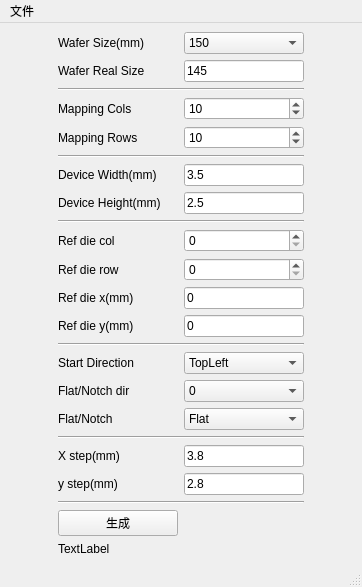
Above: mainwindow.ui from susigo/MappingEditor before the change. Below: the same form after it.
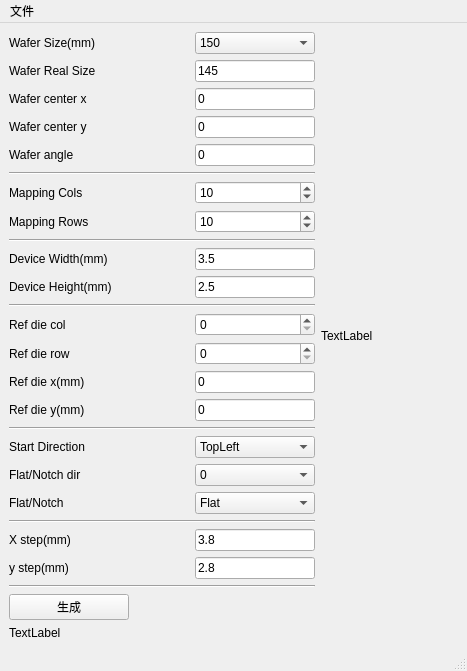
That is the form after the change.

The edit to the form file:
```diff
--- a/mainwindow.ui
+++ b/mainwindow.ui
@@ -6,8 +6,8 @@
    <rect>
     <x>0</x>
     <y>0</y>
-    <width>362</width>
-    <height>523</height>
+    <width>467</width>
+    <height>635</height>
    </rect>
   </property>
   <property name="windowTitle">
@@ -20,7 +20,7 @@
       <item>
        <layout class="QVBoxLayout" name="verticalLayout_2">
         <property name="sizeConstraint">
-         <enum>QLayout::SetMinimumSize</enum>
+         <enum>QLayout::SetDefaultConstraint</enum>
         </property>
         <item>
          <layout class="QHBoxLayout" name="horizontalLayout_4">
@@ -31,13 +31,13 @@
            <widget class="QLabel" name="label_3">
             <property name="minimumSize">
              <size>
-              <width>120</width>
+              <width>150</width>
               <height>0</height>
              </size>
             </property>
             <property name="maximumSize">
              <size>
-              <width>120</width>
+              <width>180</width>
               <height>16777215</height>
              </size>
             </property>
@@ -107,13 +107,13 @@
            <widget class="QLabel" name="label_14">
             <property name="minimumSize">
              <size>
-              <width>120</width>
+              <width>150</width>
               <height>0</height>
              </size>
             </property>
             <property name="maximumSize">
              <size>
-              <width>120</width>
+              <width>180</width>
               <height>16777215</height>
              </size>
             </property>
@@ -137,6 +137,114 @@
           </item>
          </layout>
         </item>
+        <item>
+         <layout class="QHBoxLayout" name="horizontalLayout_19">
+          <item>
+           <widget class="QLabel" name="label_18">
+            <property name="minimumSize">
+             <size>
+              <width>150</width>
+              <height>0</height>
+             </size>
+            </property>
+            <property name="maximumSize">
+             <size>
+              <width>180</width>
+              <height>16777215</height>
+             </size>
+            </property>
+            <property name="text">
+             <string>Wafer center x</string>
+            </property>
+           </widget>
+          </item>
+          <item>
+           <widget class="QLineEdit" name="lineEdit_centerX">
+            <property name="maximumSize">
+             <size>
+              <width>120</width>
+              <height>16777215</height>
+             </size>
+            </property>
+            <property name="text">
+             <string>0</string>
+            </property>
+           </widget>
+          </item>
+         </layout>
+        </item>
+        <item>
+         <layout class="QHBoxLayout" name="horizontalLayout_18">
+          <item>
+           <widget class="QLabel" name="label_17">
+            <property name="minimumSize">
+             <size>
+              <width>150</width>
+              <height>0</height>
+             </size>
+            </property>
+            <property name="maximumSize">
+             <size>
+              <width>180</width>
+              <height>16777215</height>
+             </size>
+            </property>
+            <property name="text">
+             <string>Wafer center y</string>
+            </property>
+           </widget>
+          </item>
+          <item>
+           <widget class="QLineEdit" name="lineEdit_centerY">
+            <property name="maximumSize">
+             <size>
+              <width>120</width>
+              <height>16777215</height>
+             </size>
+            </property>
+            <property name="text">
+             <string>0</string>
+            </property>
+           </widget>
+          </item>
+         </layout>
+        </item>
+        <item>
+         <layout class="QHBoxLayout" name="horizontalLayout_17">
+          <item>
+           <widget class="QLabel" name="label_16">
+            <property name="minimumSize">
+             <size>
+              <width>150</width>
+              <height>0</height>
+             </size>
+            </property>
+            <property name="maximumSize">
+             <size>
+              <width>180</width>
+              <height>16777215</height>
+             </size>
+            </property>
+            <property name="text">
+             <string>Wafer angle</string>
+            </property>
+           </widget>
+          </item>
+          <item>
+           <widget class="QLineEdit" name="lineEdit_angle">
+            <property name="maximumSize">
+             <size>
+              <width>120</width>
+              <height>16777215</height>
+             </size>
+            </property>
+            <property name="text">
+             <string>0</string>
+            </property>
+           </widget>
+          </item>
+         </layout>
+        </item>
         <item>
          <widget class="Line" name="line">
           <property name="orientation">
@@ -150,13 +258,13 @@
            <widget class="QLabel" name="label">
             <property name="minimumSize">
              <size>
-              <width>120</width>
+              <width>150</width>
               <height>0</height>
              </size>
             </property>
             <property name="maximumSize">
              <size>
-              <width>80</width>
+              <width>180</width>
               <height>16777215</height>
              </size>
             </property>
@@ -180,7 +288,7 @@
              </size>
             </property>
             <property name="maximum">
-             <number>300</number>
+             <number>9999</number>
             </property>
             <property name="value">
              <number>10</number>
@@ -195,13 +303,13 @@
            <widget class="QLabel" name="label_2">
             <property name="minimumSize">
              <size>
-              <width>120</width>
+              <width>150</width>
               <height>0</height>
              </size>
             </property>
             <property name="maximumSize">
              <size>
-              <width>80</width>
+              <width>180</width>
               <height>16777215</height>
              </size>
             </property>
@@ -225,7 +333,7 @@
              </size>
             </property>
             <property name="maximum">
-             <number>300</number>
+             <number>9999</number>
             </property>
             <property name="value">
              <number>10</number>
@@ -247,13 +355,13 @@
            <widget class="QLabel" name="label_4">
             <property name="minimumSize">
              <size>
-              <width>120</width>
+              <width>150</width>
               <height>0</height>
              </size>
             </property>
             <property name="maximumSize">
              <size>
-              <width>120</width>
+              <width>180</width>
               <height>16777215</height>
              </size>
             </property>
@@ -289,13 +397,13 @@
            <widget class="QLabel" name="label_5">
             <property name="minimumSize">
              <size>
-              <width>120</width>
+              <width>150</width>
               <height>0</height>
              </size>
             </property>
             <property name="maximumSize">
              <size>
-              <width>120</width>
+              <width>180</width>
               <height>16777215</height>
              </size>
             </property>
@@ -334,17 +442,20 @@
         </item>
         <item>
          <layout class="QHBoxLayout" name="horizontalLayout_7">
+          <property name="sizeConstraint">
+           <enum>QLayout::SetFixedSize</enum>
+          </property>
           <item>
            <widget class="QLabel" name="label_6">
             <property name="minimumSize">
              <size>
-              <width>120</width>
+              <width>150</width>
               <height>0</height>
              </size>
             </property>
             <property name="maximumSize">
              <size>
-              <width>120</width>
+              <width>180</width>
               <height>16777215</height>
              </size>
             </property>
@@ -361,6 +472,9 @@
               <height>16777215</height>
              </size>
             </property>
+            <property name="maximum">
+             <number>9999</number>
+            </property>
            </widget>
           </item>
          </layout>
@@ -371,13 +485,13 @@
            <widget class="QLabel" name="label_7">
             <property name="minimumSize">
              <size>
-              <width>120</width>
+              <width>150</width>
               <height>0</height>
              </size>
             </property>
             <property name="maximumSize">
              <size>
-              <width>120</width>
+              <width>180</width>
               <height>16777215</height>
              </size>
             </property>
@@ -394,6 +508,9 @@
               <height>16777215</height>
              </size>
             </property>
+            <property name="maximum">
+             <number>9999</number>
+            </property>
            </widget>
           </item>
          </layout>
@@ -404,13 +521,13 @@
            <widget class="QLabel" name="label_8">
             <property name="minimumSize">
              <size>
-              <width>120</width>
+              <width>150</width>
               <height>0</height>
              </size>
             </property>
             <property name="maximumSize">
              <size>
-              <width>120</width>
+              <width>180</width>
               <height>16777215</height>
              </size>
             </property>
@@ -446,13 +563,13 @@
            <widget class="QLabel" name="label_9">
             <property name="minimumSize">
              <size>
-              <width>120</width>
+              <width>150</width>
               <height>0</height>
              </size>
             </property>
             <property name="maximumSize">
              <size>
-              <width>120</width>
+              <width>180</width>
               <height>16777215</height>
              </size>
             </property>
@@ -493,9 +610,15 @@
          <layout class="QHBoxLayout" name="horizontalLayout_16">
           <item>
            <widget class="QLabel" name="label_15">
+            <property name="minimumSize">
+             <size>
+              <width>150</width>
+              <height>0</height>
+             </size>
+            </property>
             <property name="maximumSize">
              <size>
-              <width>120</width>
+              <width>180</width>
               <height>16777215</height>
              </size>
             </property>
@@ -550,13 +673,13 @@
            <widget class="QLabel" name="label_10">
             <property name="minimumSize">
              <size>
-              <width>120</width>
+              <width>150</width>
               <height>0</height>
              </size>
             </property>
             <property name="maximumSize">
              <size>
-              <width>80</width>
+              <width>180</width>
               <height>16777215</height>
              </size>
             </property>
@@ -609,13 +732,13 @@
            <widget class="QLabel" name="label_11">
             <property name="minimumSize">
              <size>
-              <width>120</width>
+              <width>150</width>
               <height>0</height>
              </size>
             </property>
             <property name="maximumSize">
              <size>
-              <width>80</width>
+              <width>180</width>
               <height>16777215</height>
              </size>
             </property>
@@ -665,13 +788,13 @@
            <widget class="QLabel" name="label_12">
             <property name="minimumSize">
              <size>
-              <width>120</width>
+              <width>150</width>
               <height>0</height>
              </size>
             </property>
             <property name="maximumSize">
              <size>
-              <width>120</width>
+              <width>180</width>
               <height>16777215</height>
              </size>
             </property>
@@ -707,13 +830,13 @@
            <widget class="QLabel" name="label_13">
             <property name="minimumSize">
              <size>
-              <width>120</width>
+              <width>150</width>
               <height>0</height>
              </size>
             </property>
             <property name="maximumSize">
              <size>
-              <width>120</width>
+              <width>180</width>
               <height>16777215</height>
              </size>
             </property>
@@ -792,7 +915,15 @@
        </layout>
       </item>
       <item>
-       <layout class="QVBoxLayout" name="verticalLayout"/>
+       <layout class="QVBoxLayout" name="verticalLayout">
+        <item>
+         <widget class="QLabel" name="label_19">
+          <property name="text">
+           <string>TextLabel</string>
+          </property>
+         </widget>
+        </item>
+       </layout>
       </item>
      </layout>
     </item>
@@ -803,7 +934,7 @@
     <rect>
      <x>0</x>
      <y>0</y>
-     <width>362</width>
+     <width>467</width>
      <height>17</height>
     </rect>
    </property>
```
